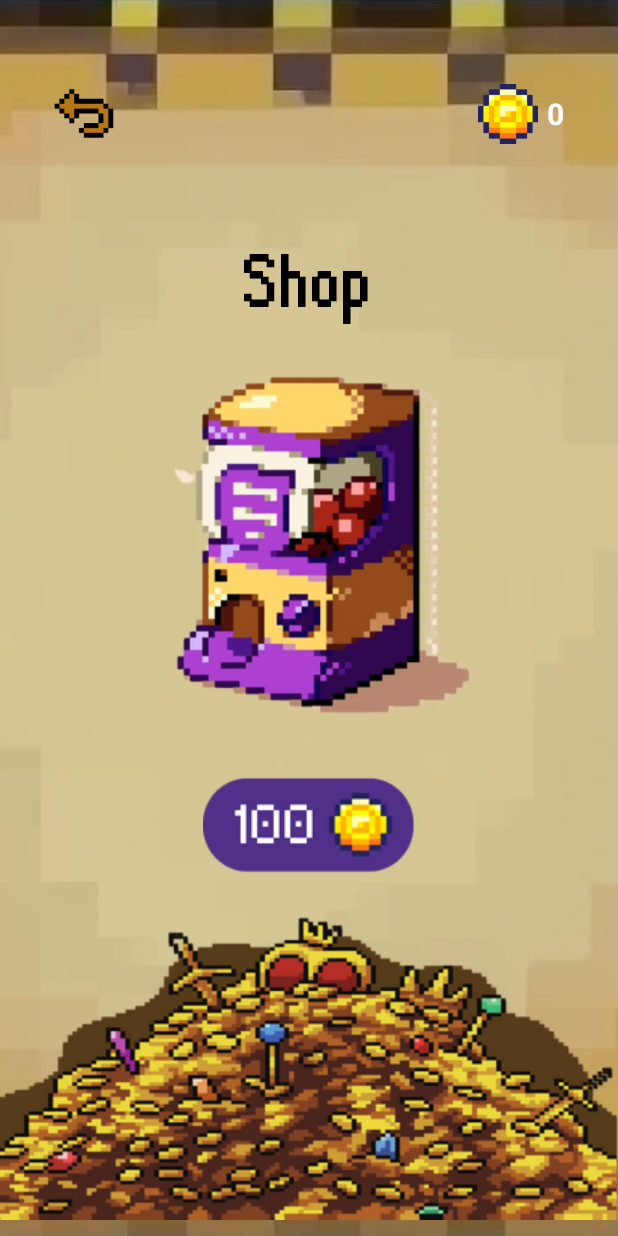
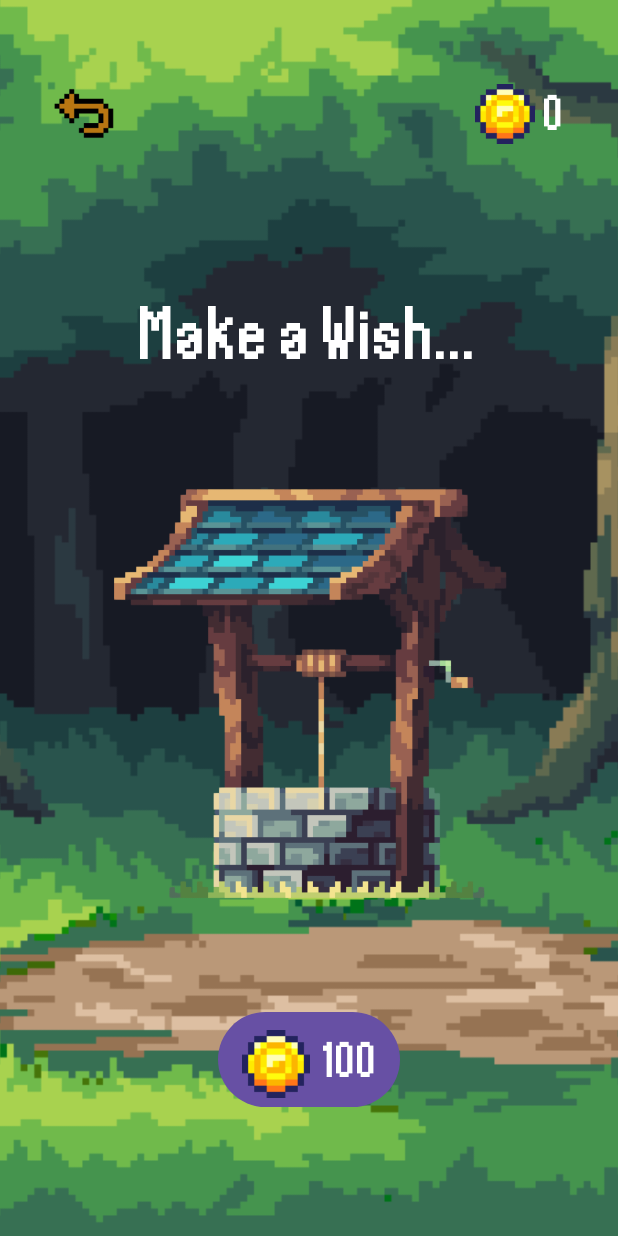
Before and after one commit to marcojalenyu/taskbound, an Android app: the ShopActivity screen opened directly, with no data from a screen before it, on a phone screen of 412 x 824 dp. Run offline under Robolectric (Android 15) with nearby library versions, the phone set to English and light mode, and no system bars; 3 statements that could not run were skipped.

Commit message:
ui: Redid the Shop

```diff
--- a/app/src/main/java/com/mobdeve/s17/taskbound/ShopActivity.java
+++ b/app/src/main/java/com/mobdeve/s17/taskbound/ShopActivity.java
@@ -2,7 +2,6 @@ package com.mobdeve.s17.taskbound;
 
 import android.content.Intent;
 import android.os.Bundle;
-import android.util.Log;
 import android.view.View;
 import android.widget.Button;
 import android.widget.ImageButton;
@@ -14,14 +13,15 @@ import androidx.appcompat.app.AppCompatActivity;
 import androidx.core.graphics.Insets;
 import androidx.core.view.ViewCompat;
 import androidx.core.view.WindowInsetsCompat;
+import androidx.core.view.WindowInsetsControllerCompat;
 
-import java.text.ParseException;
 import java.util.ArrayList;
 import java.util.Random;
 
 public class ShopActivity extends AppCompatActivity {
     TextView moneyCount;
-    ImageButton buttonRoll, buttonBack;
+    Button btnRoll;
+    ImageButton buttonBack;
     ArrayList<MyCollectiblesData> collectiblesList;
     int[] collectibleIndices;
     private int cumWeight;
@@ -37,11 +37,11 @@ public class ShopActivity extends AppCompatActivity {
         super.onCreate(savedInstanceState);
         EdgeToEdge.enable(this);
         setContentView(R.layout.activity_shop);
-        ViewCompat.setOnApplyWindowInsetsListener(findViewById(R.id.main), (v, insets) -> {
-            Insets systemBars = insets.getInsets(WindowInsetsCompat.Type.systemBars());
-            v.setPadding(systemBars.left, systemBars.top, systemBars.right, systemBars.bottom);
-            return insets;
-        });
+        WindowInsetsControllerCompat windowInsetsController = ViewCompat.getWindowInsetsController(getWindow().getDecorView());
+        if (windowInsetsController != null) {
+            windowInsetsController.hide(WindowInsetsCompat.Type.systemBars());
+            windowInsetsController.setSystemBarsBehavior(WindowInsetsControllerCompat.BEHAVIOR_SHOW_TRANSIENT_BARS_BY_SWIPE);
+        }
 
         this.db = new TaskBoundDBHelper(this);
 
@@ -81,7 +81,7 @@ public class ShopActivity extends AppCompatActivity {
             }
         }
 
-        this.buttonRoll = findViewById(R.id.roll_button);
+        this.btnRoll = findViewById(R.id.btnRoll);
         this.buttonBack = findViewById(R.id.back_button);
     }
 
--- a/app/src/main/res/layout/activity_collectibles.xml
+++ b/app/src/main/res/layout/activity_collectibles.xml
@@ -5,7 +5,7 @@
     android:id="@+id/main"
     android:layout_width="match_parent"
     android:layout_height="match_parent"
-    android:background="@drawable/scroll"
+    android:background="@drawable/bg_scroll"
     tools:context=".CollectiblesActivity">
 
     <TextView
--- a/app/src/main/res/layout/activity_home.xml
+++ b/app/src/main/res/layout/activity_home.xml
@@ -5,7 +5,7 @@
     android:id="@+id/main"
     android:layout_width="match_parent"
     android:layout_height="match_parent"
-    android:background="@drawable/scroll"
+    android:background="@drawable/bg_scroll"
     android:orientation="vertical"
     tools:context=".HomeActivity">
 
--- a/app/src/main/res/layout/activity_login.xml
+++ b/app/src/main/res/layout/activity_login.xml
@@ -5,7 +5,7 @@
     android:id="@+id/login"
     android:layout_width="match_parent"
     android:layout_height="match_parent"
-    android:background="@drawable/scroll"
+    android:background="@drawable/bg_scroll"
     tools:context=".LoginActivity">
 
     <ImageView
--- a/app/src/main/res/layout/activity_register.xml
+++ b/app/src/main/res/layout/activity_register.xml
@@ -11,7 +11,7 @@
         android:id="@+id/background"
         android:layout_width="0dp"
         android:layout_height="0dp"
-        android:src="@drawable/scroll"
+        android:src="@drawable/bg_scroll"
         android:scaleType="centerCrop"
         app:layout_constraintTop_toTopOf="parent"
         app:layout_constraintBottom_toBottomOf="parent"
--- a/app/src/main/res/layout/activity_shop.xml
+++ b/app/src/main/res/layout/activity_shop.xml
@@ -1,13 +1,27 @@
 <?xml version="1.0" encoding="utf-8"?>
-<LinearLayout xmlns:android="http://schemas.android.com/apk/res/android"
+<FrameLayout xmlns:android="http://schemas.android.com/apk/res/android"
     xmlns:app="http://schemas.android.com/apk/res-auto"
     xmlns:tools="http://schemas.android.com/tools"
     android:id="@+id/main"
     android:layout_width="match_parent"
     android:layout_height="match_parent"
-    android:background="@drawable/scroll"
+    android:fitsSystemWindows="true"
     android:orientation="vertical"
     tools:context=".ShopActivity">
+
+    <ImageView
+        android:id="@+id/imgBackground"
+        android:layout_width="match_parent"
+        android:layout_height="match_parent"
+        android:scaleType="centerCrop"
+        android:fitsSystemWindows="true"
+        app:srcCompat="@drawable/bg_forest" />
+
+    <LinearLayout
+        android:id="@+id/llShopLayout"
+        android:layout_width="match_parent"
+        android:layout_height="match_parent"
+        android:orientation="vertical">
 
         <LinearLayout
             android:layout_width="match_parent"
@@ -46,11 +60,13 @@
                     android:layout_width="wrap_content"
                     android:layout_height="wrap_content"
                     android:layout_gravity="center|end"
+                    android:fontFamily="@font/retropix"
                     android:gravity="end"
+                    android:paddingTop="4sp"
                     android:text="1000"
                     android:textAlignment="viewEnd"
                     android:textColor="#FFFFFF"
-                android:textSize="20sp"
+                    android:textSize="30sp"
                     android:textStyle="bold" />
             </LinearLayout>
 
@@ -71,39 +87,41 @@
                 android:fontFamily="@font/retropix"
                 android:gravity="center"
                 android:scaleType="fitCenter"
-            android:text="Shop"
-            android:textColor="#000000"
+                android:text="Make a Wish..."
+                android:textColor="#FFFFFF"
                 android:textSize="45sp"
                 android:textStyle="bold" />
 
             <ImageView
-            android:id="@+id/gachapon"
+                android:id="@+id/imgWell"
                 android:layout_width="wrap_content"
-            android:layout_height="300dp"
+                android:layout_height="400dp"
                 android:layout_marginHorizontal="50dp"
+                android:layout_marginTop="10dp"
+                android:layout_marginBottom="10dp"
                 android:adjustViewBounds="true"
-            app:srcCompat="@drawable/bg_gachapon" />
+                android:scaleType="fitCenter"
+                app:srcCompat="@drawable/ic_well" />
 
-        <ImageButton
-            android:id="@+id/roll_button"
+            <Button
+                android:id="@+id/btnRoll"
                 android:layout_width="wrap_content"
                 android:layout_height="wrap_content"
-            android:layout_marginBottom="16dp"
-            android:adjustViewBounds="true"
-            android:background="@null"
+                android:fontFamily="@font/retropix"
                 android:onClick="btnClickedRoll"
-            android:scaleType="fitCenter"
-            android:src="@drawable/roll_button" />
+                android:paddingLeft="16dp"
+                android:paddingTop="12dp"
+                android:paddingRight="16dp"
+                android:text="100"
+                android:textSize="30sp"
+                android:textStyle="bold"
+                app:icon="@drawable/ic_coin"
+                app:iconPadding="8dp"
+                app:iconSize="45dp"
+                app:iconTint="@null" />
 
-        <ImageView
-            android:id="@+id/gold_pile"
-            android:layout_width="match_parent"
-            android:layout_height="wrap_content"
-            android:layout_marginBottom="-36dp"
-            android:adjustViewBounds="true"
-            android:scaleType="fitXY"
-            android:src="@drawable/bg_goldpile" />
+        </LinearLayout>
     </LinearLayout>
 
 
-</LinearLayout>
+</FrameLayout>
```
Also changed, not shown: app/src/main/java/com/mobdeve/s17/taskbound/CollectiblesActivity.java (+6 -6 lines), app/src/main/java/com/mobdeve/s17/taskbound/HomeActivity.java (+6 -6 lines), app/src/main/java/com/mobdeve/s17/taskbound/LoginActivity.java (+6 -5 lines), app/src/main/java/com/mobdeve/s17/taskbound/RegisterActivity.java (+6 -5 lines), app/src/main/res/drawable/bg_forest.png (added), app/src/main/res/drawable/bg_gachapon.png (deleted), app/src/main/res/drawable/bg_scroll.png (renamed from app/src/main/res/drawable/scroll.png), app/src/main/res/drawable/ic_well.png (added). Lines whose indentation alone changed are shown as unchanged.
